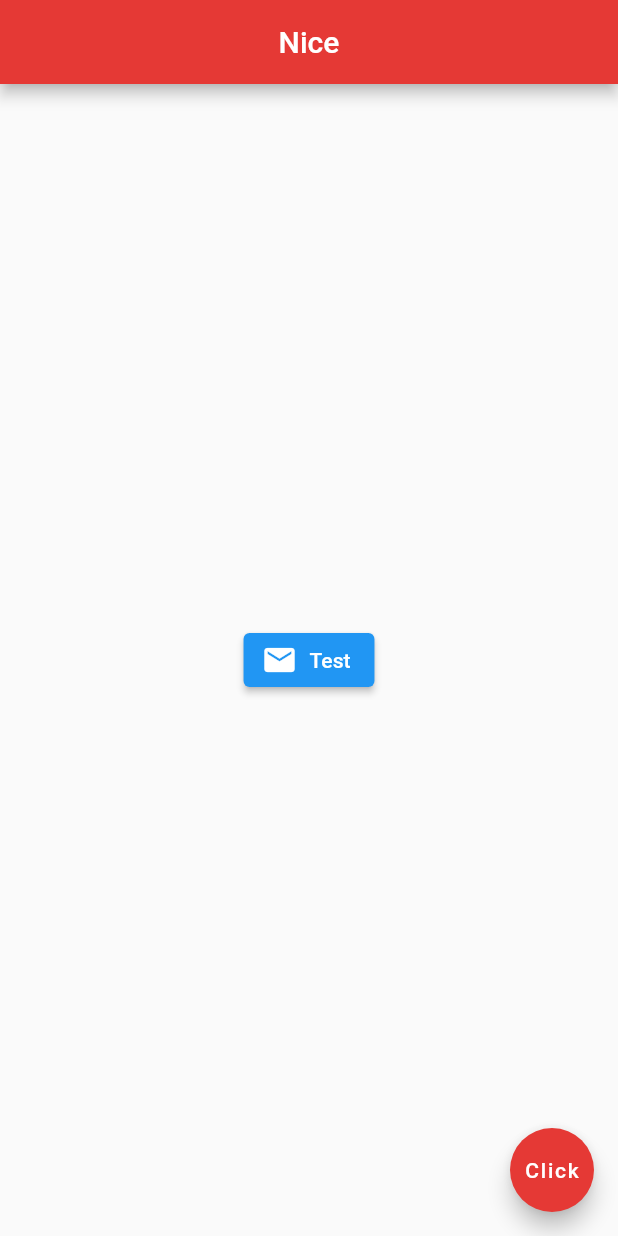
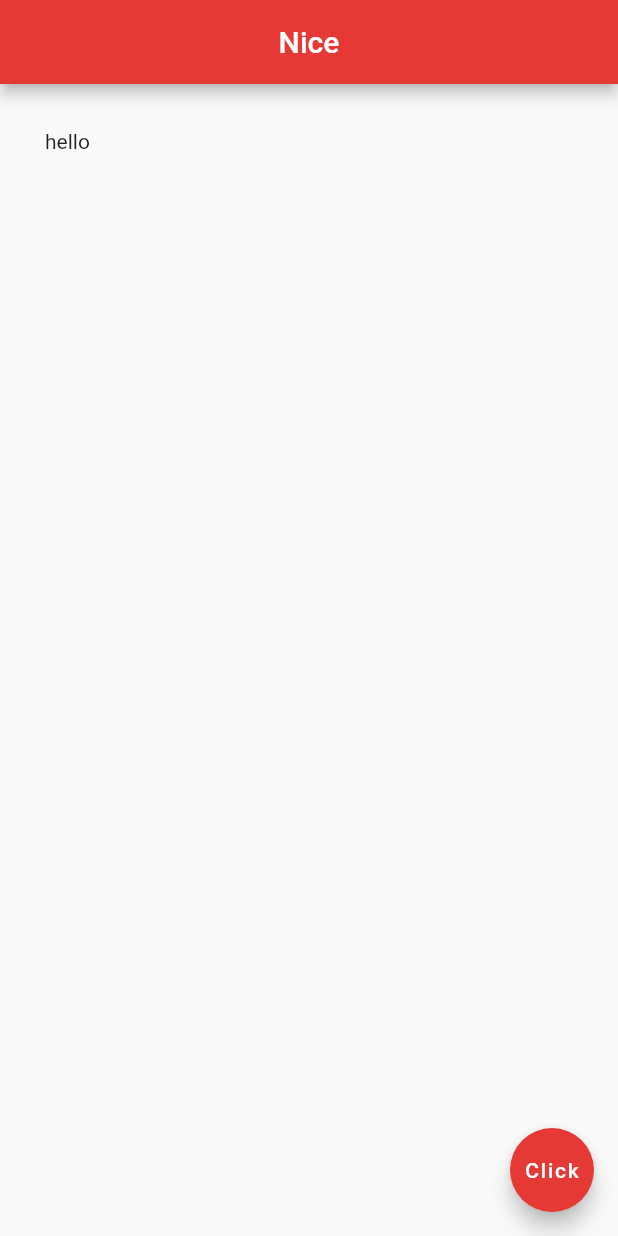
Before and after one commit to angkasa27/flutter-basic, a Flutter app: the screen it shows after launch, on a phone screen of 412 x 824 dp. Run offline on Flutter 3.47's test engine with Material 2 defaults, Android fonts, the phone set to English and light mode, and no system bars.

Commit message:
Padding basic

```diff
--- a/lib/main.dart
+++ b/lib/main.dart
@@ -1,9 +1,8 @@
 import 'package:flutter/material.dart';
 
 void main() => runApp(MaterialApp(
-  home: Home(),
-));
-
+      home: Home(),
+    ));
 
 class Home extends StatelessWidget {
   const Home({Key? key}) : super(key: key);
@@ -16,15 +15,23 @@ class Home extends StatelessWidget {
         centerTitle: true,
         backgroundColor: Colors.red[600],
       ),
-      body: Center(
-        child: ElevatedButton.icon(
-          onPressed: () {},
-          icon: Icon(Icons.mail),
-          label: Text('Test'),
-        )
+      // body: Container(
+      //   padding: EdgeInsets.fromLTRB(10,20,30,40),
+      //   margin: EdgeInsets.all(25),
+      //   color: Colors.grey.shade900,
+      //   child: Text(
+      //     'hello',
+      //     style: TextStyle(
+      //         color: Colors.grey.shade50
+      //     ),
+      //   ),
+      // ),
+      body: Padding(
+        padding: EdgeInsets.all(30),
+        child: Text('hello'),
       ),
       floatingActionButton: FloatingActionButton(
-        onPressed: ()  {},
+        onPressed: () {},
         backgroundColor: Colors.red[600],
         child: Text('Click'),
       ),
```
